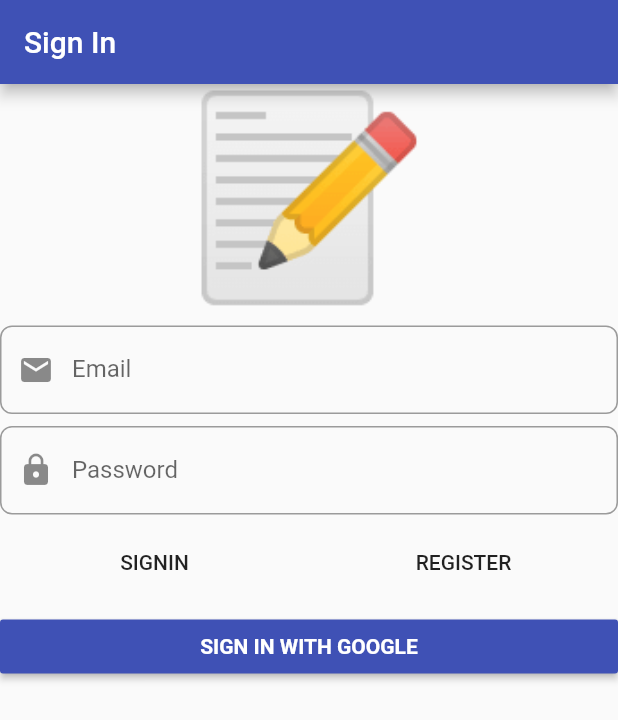
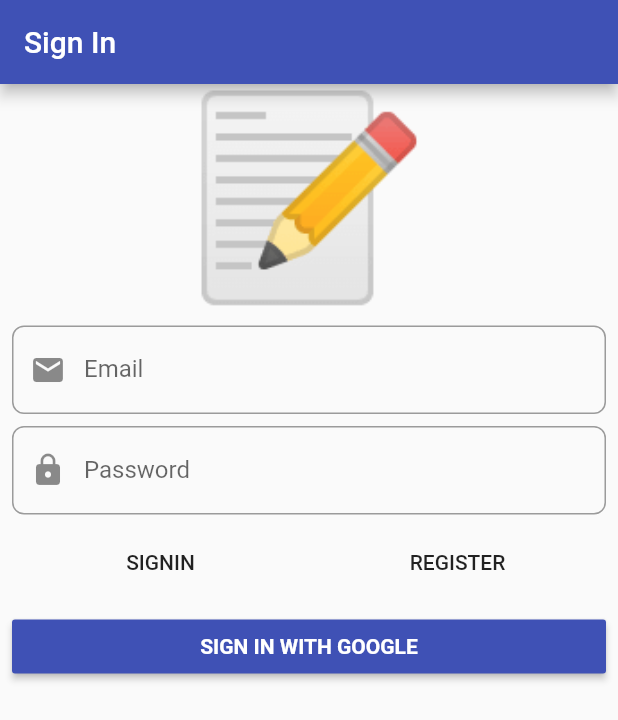
Before and after one commit to chrisoftech/ddd_todo, a Flutter app: the screen it shows after launch, on a phone screen of 412 x 824 dp. Shown: the top 720 px of the screen. Run offline on Flutter 3.47's test engine with Material 2 defaults, Android fonts, the phone set to English and light mode, and no system bars; our stand-ins replace auto_route, bloc, dartz, firebase_auth, flutter_bloc, freezed_annotation and 3 more; missing offline and left inert: uuid_type; accounts and stored records are empty; generated files the repository leaves out were written again.

Commit message:
Made a few fixes.

```diff
--- a/lib/presentation/sign_in/widgets/sign_in_form.dart
+++ b/lib/presentation/sign_in/widgets/sign_in_form.dart
@@ -1,4 +1,3 @@
-
 import 'package:ddd_todo/application/auth/sign_in_form/sign_in_form_bloc.dart';
 import 'package:flutter/material.dart';
 import 'package:flutter_bloc/flutter_bloc.dart';
@@ -32,6 +31,7 @@ class SignInForm extends StatelessWidget {
         return Form(
           autovalidate: state.showErrorMessages,
           child: ListView(
+            padding: const EdgeInsets.symmetric(horizontal: 8.0),
             children: <Widget>[
               const Text(
                 '📝',
@@ -119,7 +119,11 @@ class SignInForm extends StatelessWidget {
                     fontWeight: FontWeight.bold,
                   ),
                 ),
-              )
+              ),
+              if (state.isSubmitting) ...[
+                const SizedBox(height: 8.0),
+                const LinearProgressIndicator(value: null),
+              ]
             ],
           ),
         );
```
